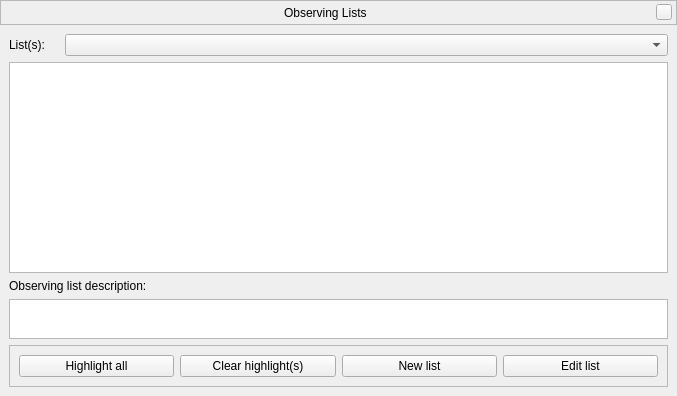
Stellarium/stellarium, file src/gui/obsListDialog.ui: the form before one commit.
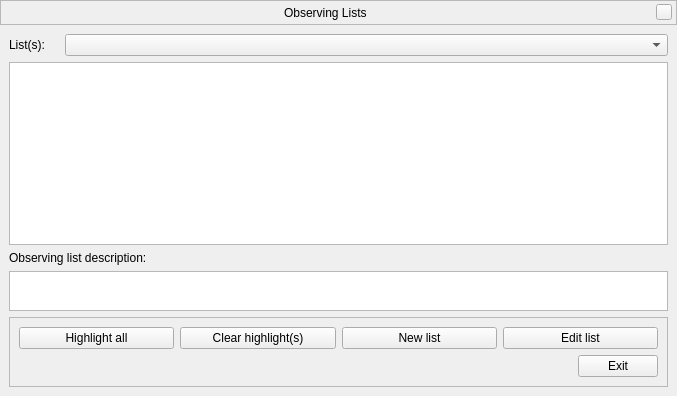
The form after the commit. Custom widgets are drawn as their Qt base class.

Diff of the .ui file:
```diff
--- a/src/gui/obsListDialog.ui
+++ b/src/gui/obsListDialog.ui
@@ -257,6 +257,30 @@
            </item>
           </layout>
          </item>
+         <item>
+          <layout class="QHBoxLayout" name="horizontalLayoutExit">
+           <item>
+            <spacer name="horizontalSpacer">
+             <property name="orientation">
+              <enum>Qt::Horizontal</enum>
+             </property>
+             <property name="sizeHint" stdset="0">
+              <size>
+               <width>40</width>
+               <height>20</height>
+              </size>
+             </property>
+            </spacer>
+           </item>
+           <item>
+            <widget class="QPushButton" name="obsListExitButton">
+             <property name="text">
+              <string>Exit</string>
+             </property>
+            </widget>
+           </item>
+          </layout>
+         </item>
         </layout>
        </widget>
       </item>
```
